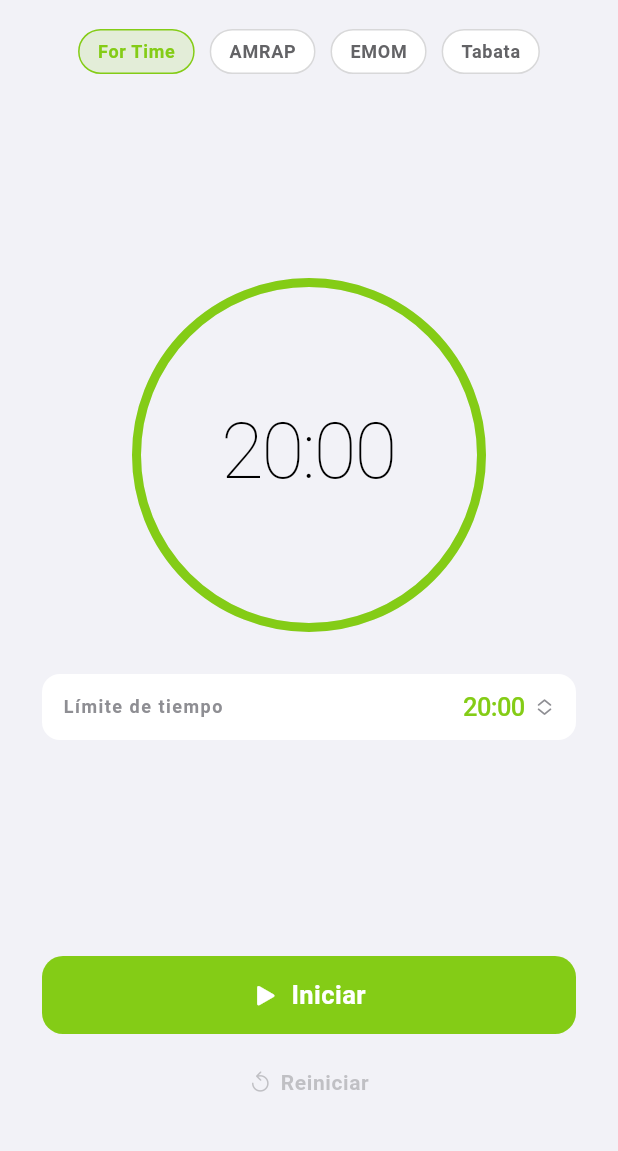
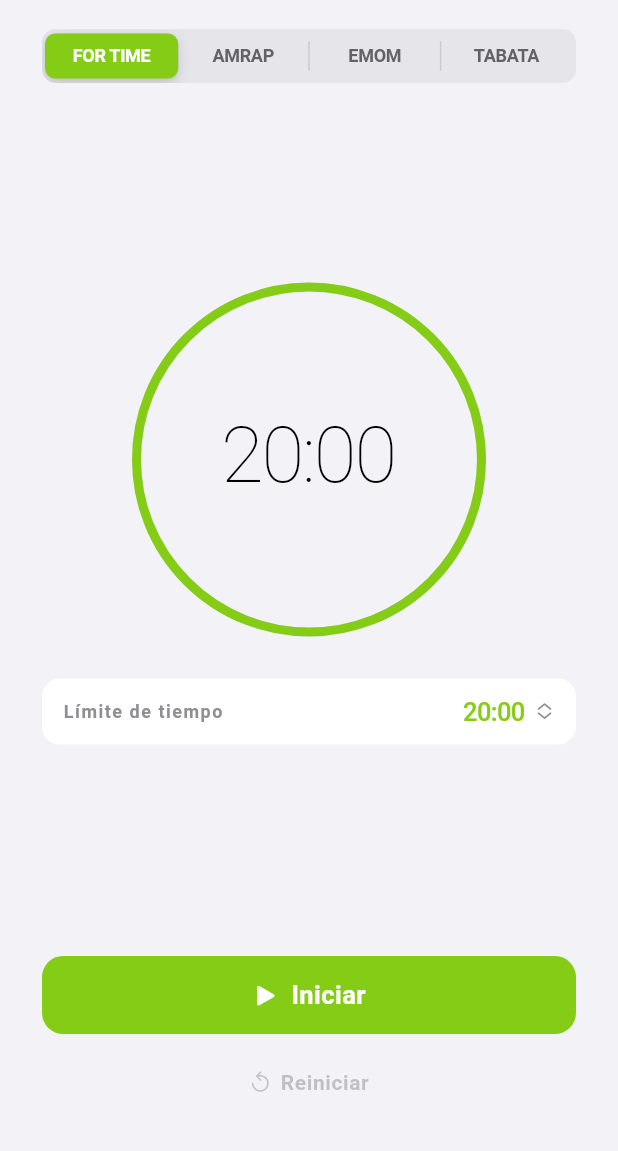
Before and after one commit to EstradaCamilo/crossfit_timer, a Flutter app: the screen it shows after launch, on a phone screen of 412 x 824 dp, the part 79-1230 px from its top. Run offline on Flutter 3.47's test engine with Material 3 defaults, Android fonts, the light colour scheme and no system bars.

Commit message:
Ajuste timer

```diff
--- a/lib/core/l10n/app_strings.dart
+++ b/lib/core/l10n/app_strings.dart
@@ -46,6 +46,7 @@ class AppStrings {
   String get round => isSpanish ? 'Ronda' : 'Round';
   String get paused => isSpanish ? 'Pausado' : 'Paused';
   String get complete => isSpanish ? 'Completado' : 'Complete';
+  String get getReady => isSpanish ? 'Prepárate' : 'Get ready';
   String get min => isSpanish ? 'min' : 'min';
   String get sec => isSpanish ? 'seg' : 'sec';
 
--- a/lib/features/home/presentation/home_page.dart
+++ b/lib/features/home/presentation/home_page.dart
@@ -65,6 +65,7 @@ class _HomePageState extends State<HomePage> {
       case TimerStatus.idle:
       case TimerStatus.completed:
         _timer.start();
+      case TimerStatus.getReady:
       case TimerStatus.running:
         _timer.pause();
       case TimerStatus.paused:
@@ -80,8 +81,13 @@ class _HomePageState extends State<HomePage> {
           return _s.roundsCount(_rounds);
         }
         return null;
+      case TimerStatus.getReady:
+        return _s.getReady;
       case TimerStatus.running:
       case TimerStatus.paused:
+        if (_timer.isInPrep && _timer.status == TimerStatus.paused) {
+          return '${_s.getReady} · ${_s.paused}';
+        }
         if (type == TimerType.emom) {
           final base = _s.roundOf(_timer.currentRound, _timer.totalRounds);
           if (_timer.status == TimerStatus.paused) {
@@ -140,7 +146,6 @@ class _HomePageState extends State<HomePage> {
         return _s.timeCap;
       case TimerType.tabata:
         return _s.work;
-      case TimerType.countdown:
       case TimerType.intervals:
         return _s.duration;
     }
@@ -209,7 +214,7 @@ class _HomePageState extends State<HomePage> {
         final bg = AppColors.resolve(AppColors.background, context);
         final ringAccent = _timer.type == TimerType.tabata &&
                 _timer.phase == TimerPhase.rest &&
-                !_timer.isIdle
+                _timer.isRunning
             ? AppColors.warning
             : accent;
 
@@ -248,6 +253,9 @@ class _HomePageState extends State<HomePage> {
                               accentColor: ringAccent,
                               progress: _displayProgress(),
                               subtitle: _subtitle(),
+                              prepSeconds: _timer.isGetReady
+                                  ? _timer.prepSeconds
+                                  : null,
                             ),
                             if (showConfig) ...[
                               const SizedBox(height: 28),
--- a/lib/features/timer/domain/timer_config.dart
+++ b/lib/features/timer/domain/timer_config.dart
@@ -12,7 +12,7 @@ class TimerConfig {
   /// Workout mode.
   final TimerType type;
 
-  /// Countdown/AMRAP/For Time total, EMOM interval, or Tabata work length.
+  /// AMRAP/For Time total, EMOM interval, or Tabata work length.
   final Duration duration;
 
   /// Tabata (and later Intervals) rest length.
@@ -43,10 +43,10 @@ class TimerConfig {
   /// Sensible defaults when switching modes.
   static TimerConfig defaultsFor(TimerType type) {
     switch (type) {
-      case TimerType.countdown:
+      case TimerType.forTime:
         return const TimerConfig(
-          type: TimerType.countdown,
-          duration: Duration(minutes: 5),
+          type: TimerType.forTime,
+          duration: Duration(minutes: 20),
         );
       case TimerType.amrap:
         return const TimerConfig(
@@ -58,11 +58,6 @@ class TimerConfig {
           type: TimerType.emom,
           duration: Duration(minutes: 1),
           rounds: 10,
-        );
-      case TimerType.forTime:
-        return const TimerConfig(
-          type: TimerType.forTime,
-          duration: Duration(minutes: 20),
         );
       case TimerType.tabata:
         return const TimerConfig(
--- a/lib/features/timer/domain/timer_status.dart
+++ b/lib/features/timer/domain/timer_status.dart
@@ -1,6 +1,7 @@
 /// Visual / logical lifecycle of a timer session.
 enum TimerStatus {
   idle,
+  getReady,
   running,
   paused,
   completed,
--- a/lib/features/timer/presentation/widgets/timer_controls.dart
+++ b/lib/features/timer/presentation/widgets/timer_controls.dart
@@ -27,6 +27,7 @@ class TimerControls extends StatelessWidget {
       case TimerStatus.idle:
       case TimerStatus.completed:
         return CupertinoIcons.play_fill;
+      case TimerStatus.getReady:
       case TimerStatus.running:
         return CupertinoIcons.pause_fill;
       case TimerStatus.paused:
@@ -39,6 +40,7 @@ class TimerControls extends StatelessWidget {
       case TimerStatus.idle:
       case TimerStatus.completed:
         return strings.start;
+      case TimerStatus.getReady:
       case TimerStatus.running:
         return strings.pause;
       case TimerStatus.paused:
--- a/lib/features/timer/presentation/widgets/timer_display.dart
+++ b/lib/features/timer/presentation/widgets/timer_display.dart
@@ -13,6 +13,7 @@ class CrossFitTimerDisplay extends StatelessWidget {
     required this.progress,
     this.typeLabel,
     this.subtitle,
+    this.prepSeconds,
   });
 
   final Duration remaining;
@@ -23,6 +24,9 @@ class CrossFitTimerDisplay extends StatelessWidget {
   final double progress;
   final String? typeLabel;
   final String? subtitle;
+
+  /// When set (get-ready), shows a big digit instead of mm:ss.
+  final int? prepSeconds;
 
   static String format(Duration d) {
     final total = d.inSeconds.clamp(0, 359999);
@@ -37,25 +41,27 @@ class CrossFitTimerDisplay extends StatelessWidget {
     final isDark = brightness == Brightness.dark;
     switch (status) {
       case TimerStatus.idle:
+      case TimerStatus.running:
         return isDark ? CupertinoColors.white : CupertinoColors.black;
-      case TimerStatus.running:
+      case TimerStatus.getReady:
         return accentColor;
       case TimerStatus.paused:
         return isDark
             ? const Color(0xFF8E8E93)
             : const Color(0xFF636366);
       case TimerStatus.completed:
-        return const Color(0xFF34C759);
+        return const Color(0xFF22C55E);
     }
   }
 
   Color _ringColor() {
     switch (status) {
       case TimerStatus.completed:
-        return const Color(0xFF34C759);
+        return const Color(0xFF22C55E);
       case TimerStatus.paused:
         return accentColor.withValues(alpha: 0.55);
       case TimerStatus.idle:
+      case TimerStatus.getReady:
       case TimerStatus.running:
         return accentColor;
     }
@@ -63,10 +69,14 @@ class CrossFitTimerDisplay extends StatelessWidget {
 
   @override
   Widget build(BuildContext context) {
-    final secondary = const Color(0xFF8E8E93);
+    const secondary = Color(0xFF8E8E93);
+    final showPrep = status == TimerStatus.getReady && prepSeconds != null;
+    final timeText = showPrep ? '$prepSeconds' : format(remaining);
 
     return AnimatedScale(
-      scale: status == TimerStatus.completed ? 1.02 : 1.0,
+      scale: status == TimerStatus.completed
+          ? 1.02
+          : (showPrep ? 1.04 : 1.0),
       duration: const Duration(milliseconds: 220),
       curve: Curves.easeOutCubic,
       child: AnimatedOpacity(
@@ -95,16 +105,31 @@ class CrossFitTimerDisplay extends StatelessWidget {
               strokeWidth: 6,
               child: Padding(
                 padding: const EdgeInsets.symmetric(horizontal: 14),
+                child: AnimatedSwitcher(
+                  duration: const Duration(milliseconds: 160),
+                  transitionBuilder: (child, animation) {
+                    return FadeTransition(
+                      opacity: animation,
+                      child: ScaleTransition(
+                        scale: Tween<double>(begin: 0.92, end: 1).animate(
+                          animation,
+                        ),
+                        child: child,
+                      ),
+                    );
+                  },
                   child: Text(
-                  format(remaining),
+                    timeText,
+                    key: ValueKey(timeText),
                     style: TextStyle(
-                    fontSize: 52,
-                    fontWeight: FontWeight.w200,
+                      fontSize: showPrep ? 72 : 52,
+                      fontWeight: showPrep ? FontWeight.w300 : FontWeight.w200,
                       height: 1.0,
-                    letterSpacing: -1.4,
+                      letterSpacing: showPrep ? -2 : -1.4,
                       fontFeatures: const [FontFeature.tabularFigures()],
                       color: _timeColor(context),
                       decoration: TextDecoration.none,
+                    ),
                   ),
                 ),
               ),
--- a/lib/features/timer/presentation/widgets/timer_mode_selector.dart
+++ b/lib/features/timer/presentation/widgets/timer_mode_selector.dart
@@ -3,7 +3,7 @@ import 'package:flutter/cupertino.dart';
 import '../../domain/selectable_timer_types.dart';
 import '../../domain/timer_type.dart';
 
-/// Compact mode switcher for the main workout types.
+/// Mode picker: segmented control when idle; locked badge while active.
 class TimerModeSelector extends StatelessWidget {
   const TimerModeSelector({
     super.key,
@@ -22,75 +22,105 @@ class TimerModeSelector extends StatelessWidget {
   Widget build(BuildContext context) {
     final isDark = CupertinoTheme.of(context).brightness == Brightness.dark;
     final muted = isDark ? const Color(0xFF8E8E93) : const Color(0xFF636366);
-    final chipBg = isDark ? const Color(0xFF1C1C1E) : const Color(0xFFFFFFFF);
 
-    return SingleChildScrollView(
-      scrollDirection: Axis.horizontal,
-      physics: const BouncingScrollPhysics(),
-      child: Row(
-        children: [
-          for (var i = 0; i < selectableTimerTypes.length; i++) ...[
-            if (i > 0) const SizedBox(width: 10),
-            _ModeChip(
-              label: selectableTimerTypes[i].shortLabel,
-              selected: selected == selectableTimerTypes[i],
-              enabled: enabled,
-              accentColor: accentColor,
-              mutedColor: muted,
-              background: chipBg,
-              onTap: () => onSelected(selectableTimerTypes[i]),
+    return AnimatedSwitcher(
+      duration: const Duration(milliseconds: 220),
+      switchInCurve: Curves.easeOutCubic,
+      switchOutCurve: Curves.easeInCubic,
+      child: enabled
+          ? KeyedSubtree(
+              key: const ValueKey('mode-picker'),
+              child: SizedBox(
+                width: double.infinity,
+                child: CupertinoSlidingSegmentedControl<TimerType>(
+                  groupValue: selected,
+                  thumbColor: accentColor,
+                  backgroundColor: isDark
+                      ? const Color(0xFF1C1C1E)
+                      : const Color(0xFFE5E5EA),
+                  padding: const EdgeInsets.all(3),
+                  children: {
+                    for (final type in selectableTimerTypes)
+                      type: Padding(
+                        padding: const EdgeInsets.symmetric(
+                          horizontal: 4,
+                          vertical: 8,
+                        ),
+                        child: Text(
+                          type.shortLabel,
+                          textAlign: TextAlign.center,
+                          maxLines: 1,
+                          overflow: TextOverflow.ellipsis,
+                          style: TextStyle(
+                            fontSize: 12,
+                            fontWeight: FontWeight.w600,
+                            letterSpacing: -0.2,
+                            color: selected == type
+                                ? CupertinoColors.white
+                                : muted,
+                            decoration: TextDecoration.none,
+                          ),
+                        ),
+                      ),
+                  },
+                  onValueChanged: (value) {
+                    if (value != null) onSelected(value);
+                  },
+                ),
+              ),
+            )
+          : KeyedSubtree(
+              key: const ValueKey('mode-locked'),
+              child: _LockedModeBadge(
+                label: selected.label,
+                accentColor: accentColor,
+                mutedColor: muted,
+              ),
             ),
-          ],
-        ],
-      ),
     );
   }
 }
 
-class _ModeChip extends StatelessWidget {
-  const _ModeChip({
+class _LockedModeBadge extends StatelessWidget {
+  const _LockedModeBadge({
     required this.label,
-    required this.selected,
-    required this.enabled,
     required this.accentColor,
     required this.mutedColor,
-    required this.background,
-    required this.onTap,
   });
 
   final String label;
-  final bool selected;
-  final bool enabled;
   final Color accentColor;
   final Color mutedColor;
-  final Color background;
-  final VoidCallback onTap;
 
   @override
   Widget build(BuildContext context) {
-    return GestureDetector(
-      onTap: enabled ? onTap : null,
-      child: AnimatedContainer(
-        duration: const Duration(milliseconds: 180),
-        curve: Curves.easeOutCubic,
-        padding: const EdgeInsets.symmetric(horizontal: 12, vertical: 7),
+    return Center(
+      child: Container(
+        padding: const EdgeInsets.symmetric(horizontal: 14, vertical: 8),
         decoration: BoxDecoration(
-          color: selected ? accentColor.withValues(alpha: 0.14) : background,
-          borderRadius: BorderRadius.circular(16),
-          border: Border.all(
-            color: selected ? accentColor : mutedColor.withValues(alpha: 0.25),
-            width: 1,
-          ),
+          color: accentColor.withValues(alpha: 0.12),
+          borderRadius: BorderRadius.circular(20),
         ),
-        child: Text(
-          label,
-          style: TextStyle(
-            fontSize: 12,
-            fontWeight: FontWeight.w600,
-            letterSpacing: 0.5,
-            color: selected ? accentColor : mutedColor,
-            decoration: TextDecoration.none,
-          ),
+        child: Row(
+          mainAxisSize: MainAxisSize.min,
+          children: [
+            Icon(
+              CupertinoIcons.lock_fill,
+              size: 12,
+              color: accentColor.withValues(alpha: 0.85),
+            ),
+            const SizedBox(width: 6),
+            Text(
+              label,
+              style: TextStyle(
+                fontSize: 13,
+                fontWeight: FontWeight.w600,
+                letterSpacing: 0.2,
+                color: accentColor,
+                decoration: TextDecoration.none,
+              ),
+            ),
+          ],
         ),
       ),
     );
```
Also changed, not shown: lib/features/timer/domain/timer_type.dart (+6 -9 lines), lib/features/timer/logic/timer_controller.dart (+89 -27 lines), 1 other file. Lines whose indentation alone changed are shown as unchanged.
